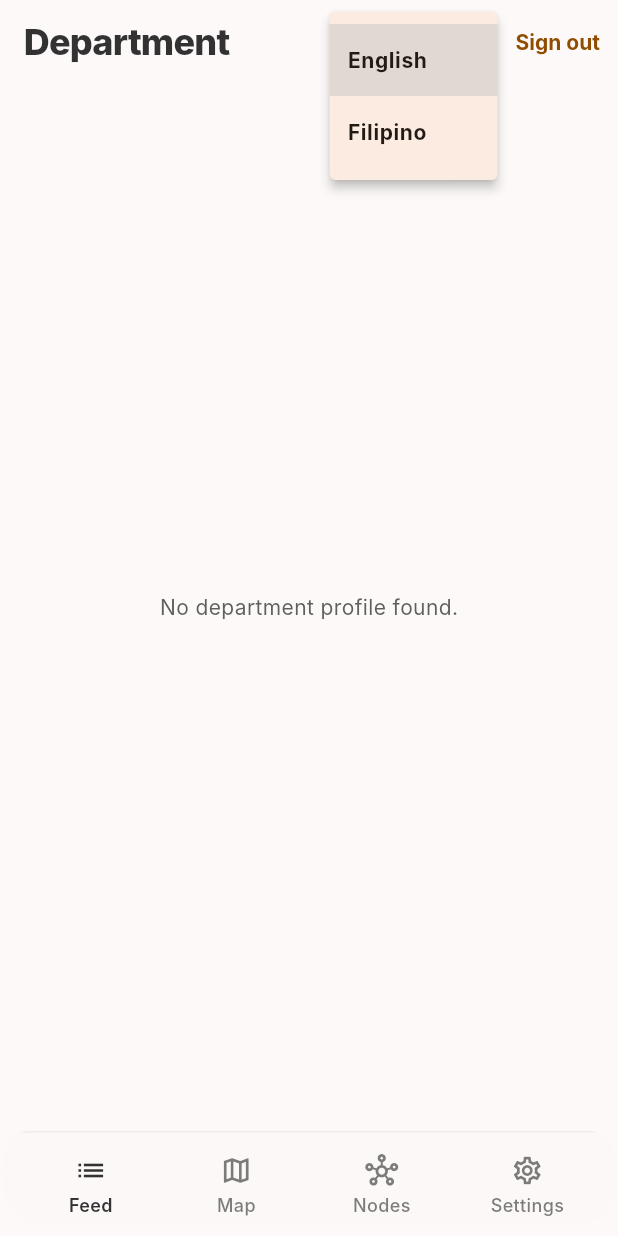
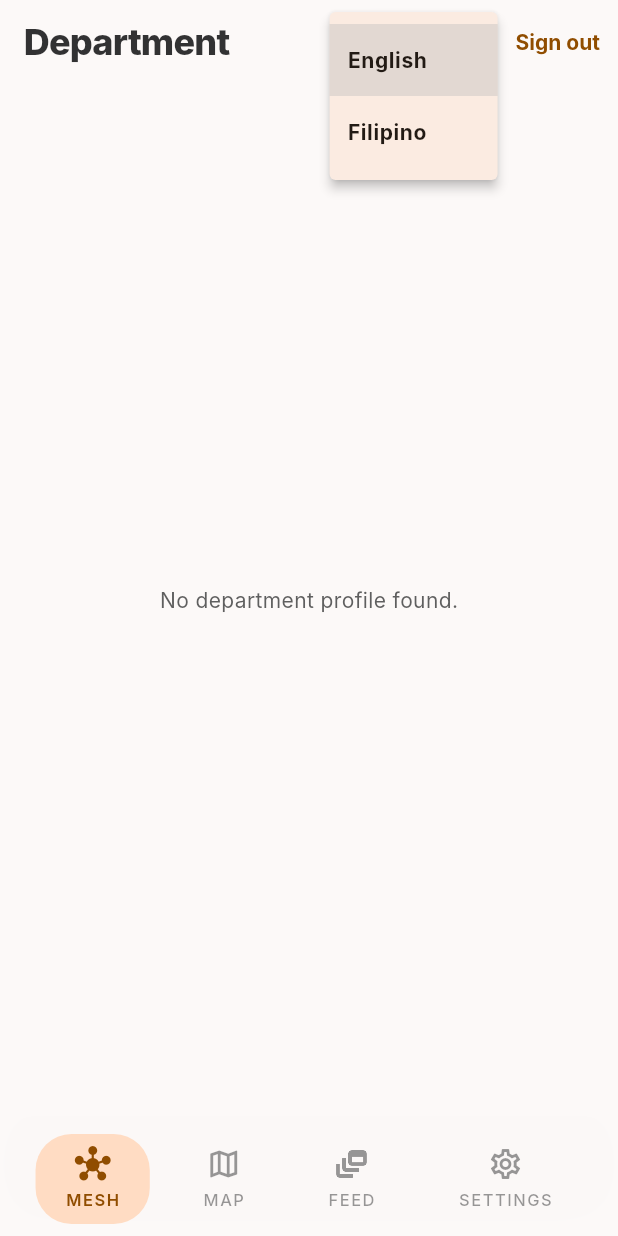
Before and after one commit to SpekyLord/Dispatch, a Flutter app: the DepartmentHomeScreen screen opened directly, after a tap on the "translate" icon, on a phone screen of 412 x 824 dp. Run offline on Flutter 3.47's test engine with Material 3 defaults, Android fonts, the light colour scheme and no system bars; our stand-ins replace dio, equatable, flutter_bloc, flutter_map, flutter_riverpod, geolocator and 7 more; missing offline and left inert: dart:html; accounts and stored records are empty; network calls fail; Roboto replaces fonts that are missing (Inter).

Commit message:
feat(mobile): restore classic citizen bottom nav with feed tab

```diff
--- a/apps/mobile/lib/features/citizen/presentation/citizen_home_screen.dart
+++ b/apps/mobile/lib/features/citizen/presentation/citizen_home_screen.dart
@@ -16,7 +16,7 @@ class CitizenHomeScreen extends ConsumerStatefulWidget {
 }
 
 class _CitizenHomeScreenState extends ConsumerState<CitizenHomeScreen> {
-  int _selectedIndex = 0;
+  int _selectedIndex = 2;
 
   @override
   void initState() {
@@ -48,17 +48,17 @@ class _CitizenHomeScreenState extends ConsumerState<CitizenHomeScreen> {
   @override
   Widget build(BuildContext context) {
     final pages = [
-      CitizenFeedScreen(
-        onOpenMapTab: () => _onItemTapped(1),
-        onOpenNodesTab: () => _onItemTapped(2),
-      ),
+      const MeshStatusScreen(),
       const MeshPeopleMapScreen(
         title: 'Mesh Feed Map',
         subtitle: 'Interactive map',
         allowResolveActions: false,
         allowCompassActions: true,
       ),
-      const MeshStatusScreen(),
+      CitizenFeedScreen(
+        onOpenMapTab: () => _onItemTapped(1),
+        onOpenNodesTab: () => _onItemTapped(0),
+      ),
       const CitizenProfileScreen(),
     ];
 
--- a/apps/mobile/lib/features/shared/presentation/widgets/bottom_nav_bar.dart
+++ b/apps/mobile/lib/features/shared/presentation/widgets/bottom_nav_bar.dart
@@ -16,43 +16,40 @@ class AppBottomNavigationBar extends StatelessWidget {
   @override
   Widget build(BuildContext context) {
     final isDark = Theme.of(context).brightness == Brightness.dark;
-    final backgroundColor = isDark
-        ? dc.darkSurface.withValues(alpha: 0.9)
-        : dc.surface.withValues(alpha: 0.9);
-    final selectedColor = isDark ? dc.darkInk : dc.onSurface;
+    final bgColor = isDark
+        ? dc.darkSurface.withValues(alpha: 0.8)
+        : dc.surface.withValues(alpha: 0.92);
+    final selectedColor = isDark ? dc.darkPrimaryAccent : dc.primary;
     final unselectedColor = isDark
-        ? dc.darkMutedInk
-        : dc.onSurfaceVariant.withValues(alpha: 0.82);
-    final dividerColor = isDark
-        ? dc.darkBorder.withValues(alpha: 0.45)
-        : dc.outlineVariant.withValues(alpha: 0.2);
+        ? dc.darkInk.withValues(alpha: 0.5)
+        : dc.onSurface.withValues(alpha: 0.5);
 
     return ClipRRect(
-      borderRadius: const BorderRadius.vertical(top: Radius.circular(20)),
+      borderRadius: const BorderRadius.vertical(top: Radius.circular(24)),
       child: BackdropFilter(
         filter: ImageFilter.blur(sigmaX: 16, sigmaY: 16),
         child: Container(
           decoration: BoxDecoration(
-            color: backgroundColor,
-            border: Border(top: BorderSide(color: dividerColor)),
+            color: bgColor,
             boxShadow: [
               BoxShadow(
-                color: dc.onSurface.withValues(alpha: 0.05),
-                blurRadius: 24,
-                offset: const Offset(0, -6),
+                color: dc.onSurface.withValues(alpha: 0.06),
+                blurRadius: 32,
+                offset: const Offset(0, -8),
               ),
             ],
           ),
           child: SafeArea(
             top: false,
             child: Padding(
-              padding: const EdgeInsets.fromLTRB(12, 10, 12, 8),
+              padding: const EdgeInsets.fromLTRB(16, 12, 16, 8),
               child: Row(
+                mainAxisAlignment: MainAxisAlignment.spaceAround,
                 children: [
                   _NavItem(
-                    icon: Icons.list_alt_outlined,
-                    activeIcon: Icons.list,
-                    label: 'Feed',
+                    icon: Icons.hub_outlined,
+                    activeIcon: Icons.hub,
+                    label: 'MESH',
                     isSelected: selectedIndex == 0,
                     selectedColor: selectedColor,
                     unselectedColor: unselectedColor,
@@ -61,16 +58,16 @@ class AppBottomNavigationBar extends StatelessWidget {
                   _NavItem(
                     icon: Icons.map_outlined,
                     activeIcon: Icons.map,
-                    label: 'Map',
+                    label: 'MAP',
                     isSelected: selectedIndex == 1,
                     selectedColor: selectedColor,
                     unselectedColor: unselectedColor,
                     onTap: () => onItemTapped(1),
                   ),
                   _NavItem(
-                    icon: Icons.hub_outlined,
-                    activeIcon: Icons.hub,
-                    label: 'Nodes',
+                    icon: Icons.dynamic_feed_outlined,
+                    activeIcon: Icons.dynamic_feed,
+                    label: 'FEED',
                     isSelected: selectedIndex == 2,
                     selectedColor: selectedColor,
                     unselectedColor: unselectedColor,
@@ -79,7 +76,7 @@ class AppBottomNavigationBar extends StatelessWidget {
                   _NavItem(
                     icon: Icons.settings_outlined,
                     activeIcon: Icons.settings,
-                    label: 'Settings',
+                    label: 'SETTINGS',
                     isSelected: selectedIndex == 3,
                     selectedColor: selectedColor,
                     unselectedColor: unselectedColor,
@@ -117,34 +114,40 @@ class _NavItem extends StatelessWidget {
   @override
   Widget build(BuildContext context) {
     final color = isSelected ? selectedColor : unselectedColor;
+    final isDark = Theme.of(context).brightness == Brightness.dark;
 
-    return Expanded(
-      child: Material(
-        color: Colors.transparent,
-        child: InkWell(
+    return GestureDetector(
       onTap: onTap,
-          borderRadius: BorderRadius.circular(18),
-          child: Padding(
-            padding: const EdgeInsets.symmetric(vertical: 4),
+      behavior: HitTestBehavior.opaque,
+      child: AnimatedContainer(
+        duration: const Duration(milliseconds: 200),
+        padding: const EdgeInsets.symmetric(horizontal: 20, vertical: 8),
+        decoration: isSelected
+            ? BoxDecoration(
+                color: isDark
+                    ? dc.darkPrimaryAccent.withValues(alpha: 0.12)
+                    : dc.primaryContainer,
+                borderRadius: BorderRadius.circular(24),
+              )
+            : null,
         child: Column(
           mainAxisSize: MainAxisSize.min,
           children: [
-                Icon(isSelected ? activeIcon : icon, color: color, size: 22),
+            Icon(isSelected ? activeIcon : icon, color: color, size: 24),
             const SizedBox(height: 4),
             Text(
               label,
               style: TextStyle(
                 fontFamily: 'Inter',
-                    fontSize: 12,
+                color: color,
+                fontSize: 11,
                 fontWeight: isSelected ? FontWeight.w600 : FontWeight.w500,
-                    color: color,
+                letterSpacing: 1.0,
               ),
             ),
           ],
         ),
       ),
-        ),
-      ),
     );
   }
 }
```
Lines whose indentation alone changed are shown as unchanged.
